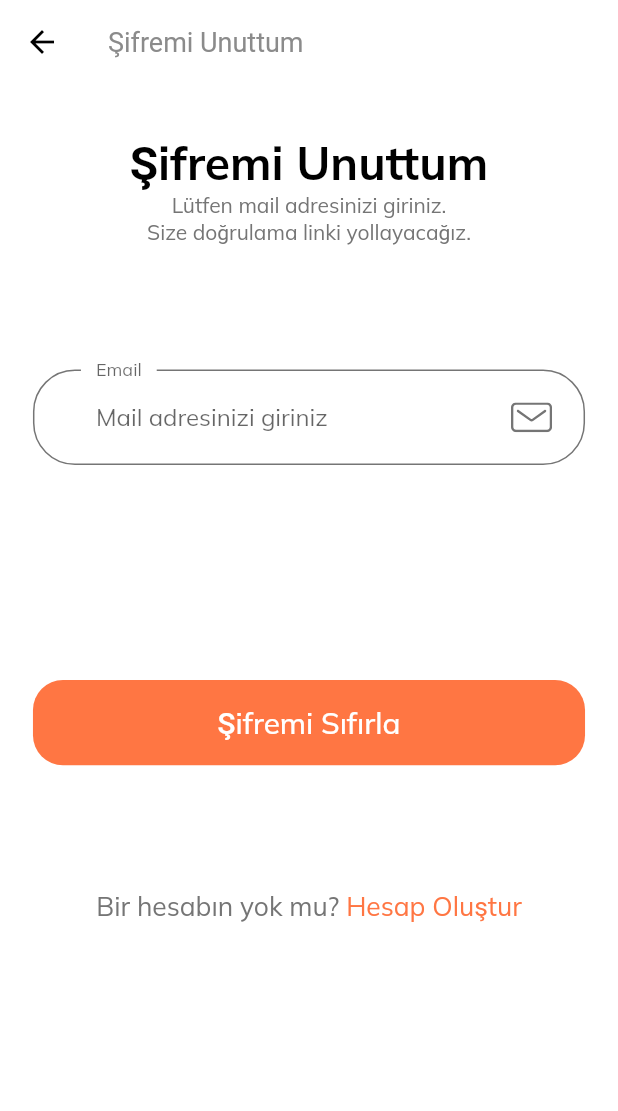
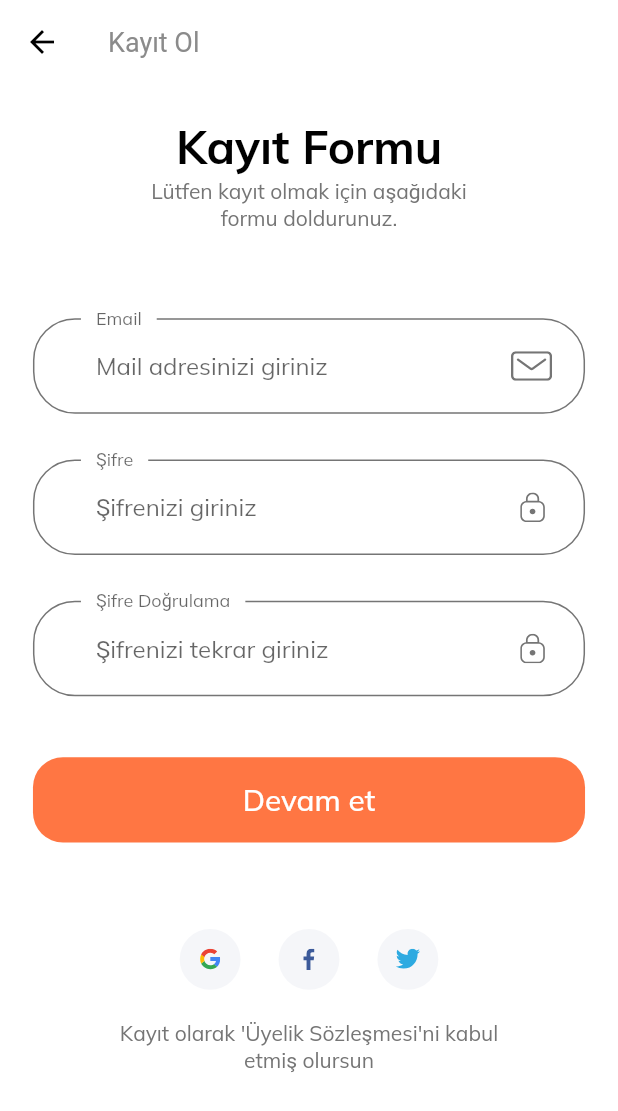
Before and after one commit to hamitseyrek/benimogretmenim, a Flutter app: the ForgotPasswordScreen screen opened by its route, after a tap on "Hesap Oluştur", on a phone screen of 412 x 824 dp. Shown: the top 1111 px of the screen. Run offline on Flutter 3.47's test engine with Material 2 defaults, Android fonts, the phone set to English and light mode, and no system bars; our stand-ins replace flutter_svg.

Commit message:
sign up form designed

```diff
--- a/lib/routes/routes.dart
+++ b/lib/routes/routes.dart
@@ -1,8 +1,9 @@
 import 'package:benimogretmenim/screens/forgot_password/forgot_password_screen.dart';
-import 'package:benimogretmenim/screens/login_success/login_success_screen.dart';
+import '../screens/login_success/login_success_screen.dart';
+import '../screens/sign_up/sign_up_screen.dart';
 import 'package:flutter/widgets.dart';
-import 'package:benimogretmenim/screens/splash/splash_screen.dart';
-import 'package:benimogretmenim/screens/sign_in/sign_in_screen.dart';
+import '../screens/splash/splash_screen.dart';
+import '../screens/sign_in/sign_in_screen.dart';
 
 //for route names
 // all route is defined in here
@@ -11,4 +12,5 @@ final Map<String, WidgetBuilder> routes = {
   SignInScreen.routeName: (context) => SignInScreen(),
   ForgotPasswordScreen.routeName: (context) => ForgotPasswordScreen(),
   LoginSuccessScreen.routeName: (context) => LoginSuccessScreen(),
+  SignUpScreen.routeName: (context) => SignUpScreen(),
 };
--- /dev/null
+++ b/lib/screens/sign_up/components/body.dart
@@ -0,0 +1,63 @@
+import 'package:benimogretmenim/ui/widgets/no_account_text.dart';
+import 'package:benimogretmenim/ui/widgets/social_card.dart';
+
+import '../../sign_up/components/sign_up_form.dart';
+import 'package:benimogretmenim/ui/helper/size_config.dart';
+import 'package:benimogretmenim/ui/styles/heading_style.dart';
+import 'package:flutter/material.dart';
+
+class Body extends StatelessWidget {
+  @override
+  Widget build(BuildContext context) {
+    return SizedBox(
+      width: double.infinity,
+      child: Padding(
+        padding:
+            EdgeInsets.symmetric(horizontal: getProportionateScreenWidth(20)),
+        child: SingleChildScrollView(
+          // To scroll when widgets doesn't fit
+          child: Column(
+            children: [
+              SizedBox(height: SizeConfig.screenHeight * 0.02),
+              Text(
+                "Kayıt Formu",
+                style: headingStyle(),
+              ),
+              Text(
+                "Lütfen kayıt olmak için aşağıdaki \nformu doldurunuz.",
+                textAlign: TextAlign.center,
+              ),
+              SizedBox(
+                  height: SizeConfig.screenHeight *
+                      0.07), // Toplam yüksekliğin %8 i
+              SignUpForm(),
+              SizedBox(height: SizeConfig.screenHeight * 0.07),
+              Row(
+                mainAxisAlignment: MainAxisAlignment.center,
+                children: [
+                  SocialCard(
+                    icon: "assets/icons/google-icon.svg",
+                    press: () {},
+                  ),
+                  SocialCard(
+                    icon: "assets/icons/facebook-2.svg",
+                    press: () {},
+                  ),
+                  SocialCard(
+                    icon: "assets/icons/twitter.svg",
+                    press: () {},
+                  ),
+                ],
+              ),
+              SizedBox(height: getProportionateScreenHeight(20)),
+              Text(
+                "Kayıt olarak 'Üyelik Sözleşmesi'ni kabul \netmiş olursun",
+                textAlign: TextAlign.center,
+              ),
+            ],
+          ),
+        ),
+      ),
+    );
+  }
+}
--- /dev/null
+++ b/lib/screens/sign_up/components/sign_up_form.dart
@@ -0,0 +1,153 @@
+import 'package:benimogretmenim/ui/helper/error_messages_helper.dart';
+import 'package:benimogretmenim/ui/helper/size_config.dart';
+import 'package:benimogretmenim/ui/widgets/custom_sufix_icon.dart';
+import 'package:benimogretmenim/ui/widgets/default_button.dart';
+import 'package:benimogretmenim/ui/widgets/form_error.dart';
+import 'package:flutter/material.dart';
+
+class SignUpForm extends StatefulWidget {
+  @override
+  _SignUpFormState createState() => _SignUpFormState();
+}
+
+class _SignUpFormState extends State<SignUpForm> {
+  final _formKey = GlobalKey<FormState>();
+  String email;
+  String password;
+  String confirm_password;
+  final List<String> errors = [];
+
+  void addError({String error}) {
+    if (!errors.contains(error)) {
+      setState(() {
+        errors.add(error);
+      });
+    }
+  }
+
+  void removeError({String error}) {
+    if (errors.contains(error)) {
+      setState(() {
+        errors.remove(error);
+      });
+    }
+  }
+
+  @override
+  Widget build(BuildContext context) {
+    return Form(
+      key: _formKey,
+      child: Column(
+        children: [
+          buildEmailFormField(),
+          SizedBox(height: getProportionateScreenHeight(30)),
+          buildPasswordFormField(),
+          SizedBox(height: getProportionateScreenHeight(30)),
+          buildConfPasswordFormField(),
+          FormError(errors: errors),
+          SizedBox(height: getProportionateScreenHeight(40)),
+          DefaultButton(
+            text: "Devam et",
+            press: () {
+              if (_formKey.currentState.validate()) {
+                // sıradaki forma gideceğiz
+              }
+            },
+          )
+        ],
+      ),
+    );
+  }
+
+  TextFormField buildConfPasswordFormField() {
+    return TextFormField(
+      obscureText: true,
+      onSaved: (newValue) => confirm_password = newValue,
+      onChanged: (value) {
+        if (password == confirm_password) {
+          removeError(error: kMatchPassError);
+        }
+        return null;
+      },
+      validator: (value) {
+        if (value.isEmpty) {
+          return "";
+        } else if (password != confirm_password) {
+          addError(error: kMatchPassError);
+          return "";
+        }
+        return null;
+      },
+      decoration: InputDecoration(
+        labelText: "Şifre Doğrulama",
+        hintText: "Şifrenizi tekrar giriniz",
+        floatingLabelBehavior: FloatingLabelBehavior.always,
+        suffixIcon: CustomSurfixIcon(svgIcon: "assets/icons/Lock.svg"),
+      ),
+    );
+  }
+
+  TextFormField buildPasswordFormField() {
+    return TextFormField(
+      obscureText: true,
+      onSaved: (newValue) => password = newValue,
+      onChanged: (value) {
+        if (value.isNotEmpty) {
+          removeError(error: kPassNullError);
+        } else if (value.length >= 8) {
+          removeError(error: kShortPassError);
+        }
+        password = value;
+        return null;
+      },
+      validator: (value) {
+        if (value.isEmpty) {
+          addError(error: kPassNullError);
+          return "";
+        } else if (value.length < 8) {
+          addError(error: kShortPassError);
+          return "";
+        }
+        return null;
+      },
+      decoration: InputDecoration(
+        labelText: "Şifre",
+        hintText: "Şifrenizi giriniz",
+        floatingLabelBehavior: FloatingLabelBehavior.always,
+        suffixIcon: CustomSurfixIcon(svgIcon: "assets/icons/Lock.svg"),
+      ),
+    );
+  }
+
+  TextFormField buildEmailFormField() {
+    return TextFormField(
+      keyboardType: TextInputType.emailAddress,
+      onSaved: (newValue) => email = newValue,
+      onChanged: (value) {
+        if (value.isNotEmpty) {
+          setState(() {
+            errors.remove(kEmailNullError);
+            errors.remove(kInvalidEmailError);
+          });
+        }
+        return null;
+      },
+      validator: (value) {
+        if (value.isEmpty) {
+          addError(error: kEmailNullError);
+          return "";
+        } else if (!emailValidatorRegExp.hasMatch(value)) {
+          addError(error: kInvalidEmailError);
+          return "";
+        }
+        return null;
+      },
+      decoration: InputDecoration(
+        labelText: "Email",
+        hintText: "Mail adresinizi giriniz",
+        floatingLabelBehavior: FloatingLabelBehavior.always,
+        suffixIcon: CustomSurfixIcon(svgIcon: "assets/icons/Mail.svg"),
+      ),
+    );
+  }
+}
--- /dev/null
+++ b/lib/screens/sign_up/sign_up_screen.dart
@@ -0,0 +1,15 @@
+import '../../screens/sign_up/components/body.dart';
+import 'package:flutter/material.dart';
+
+class SignUpScreen extends StatelessWidget {
+  static String routeName = "/sign_up";
+  @override
+  Widget build(BuildContext context) {
+    return Scaffold(
+      appBar: AppBar(
+        title: Text("Kayıt Ol"),
+      ),
+      body: Body(),
+    );
+  }
+}
--- /dev/null
+++ b/lib/ui/styles/heading_style.dart
@@ -0,0 +1,11 @@
+import 'package:benimogretmenim/ui/helper/size_config.dart';
+import 'package:flutter/material.dart';
+
+TextStyle headingStyle() {
+  return TextStyle(
+    fontSize: getProportionateScreenWidth(28),
+    fontWeight: FontWeight.bold,
+    color: Colors.black,
+    height: 1.5,
+  );
+}
```
Also changed, not shown: lib/screens/sign_in/components/body.dart (+4 -5 lines), lib/ui/widgets/no_account_text.dart (+4 -4 lines).
